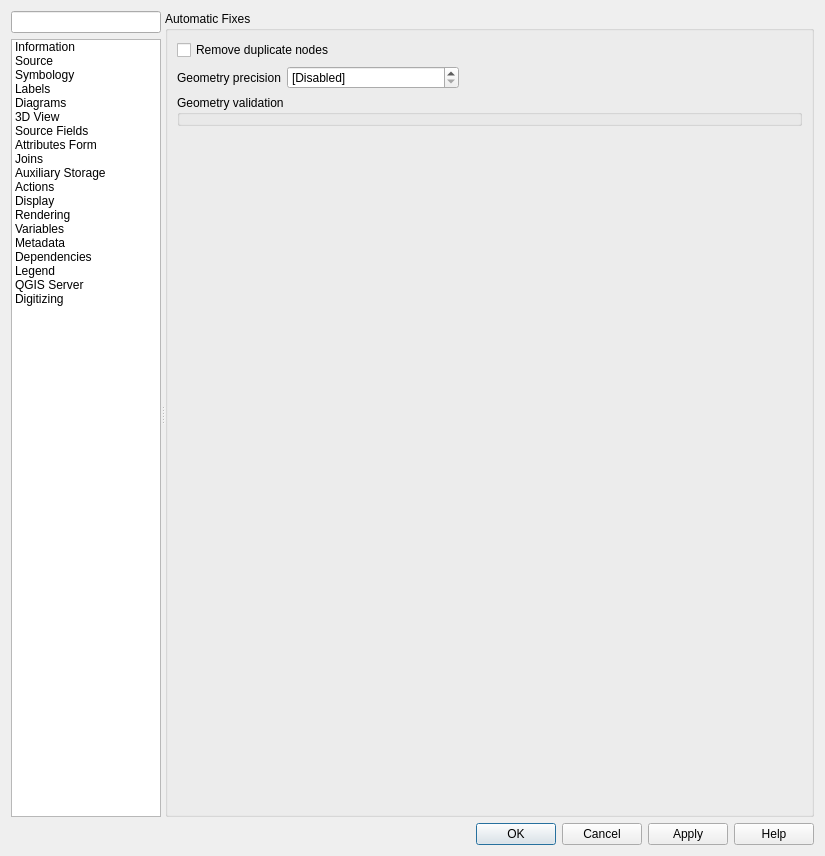
Qt form src/ui/qgsvectorlayerpropertiesbase.ui (qgis/QGIS) before a commit.
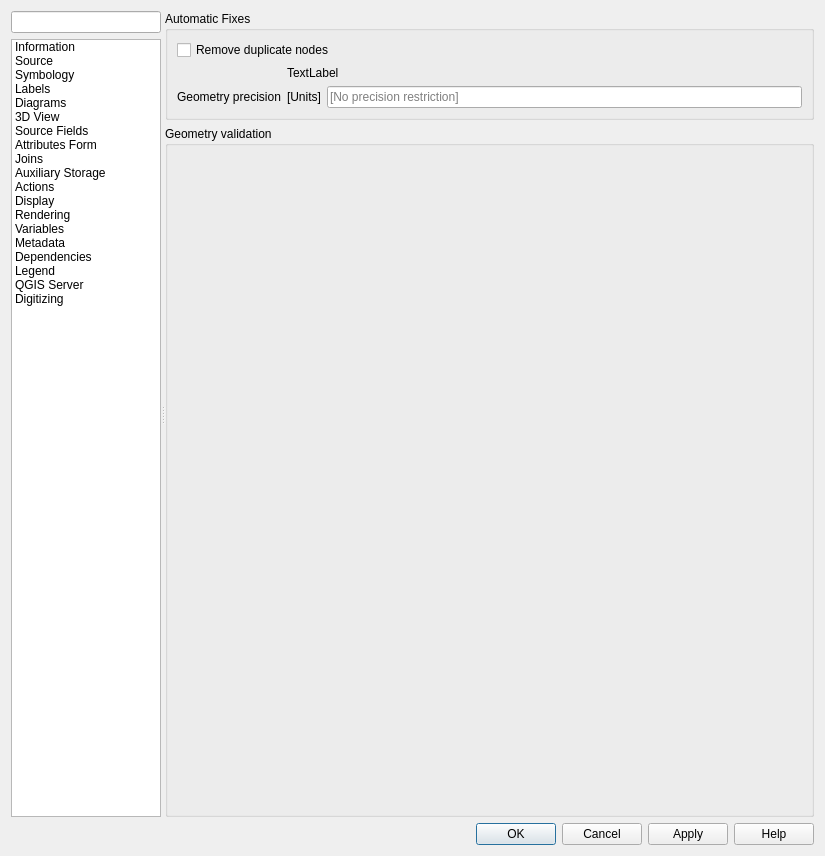
The same form after that commit. Icons and pictures are not drawn. Custom widgets are drawn as their Qt base class.

```diff
--- a/src/ui/qgsvectorlayerpropertiesbase.ui
+++ b/src/ui/qgsvectorlayerpropertiesbase.ui
@@ -2363,7 +2363,7 @@
               <string>Automatic Fixes</string>
              </property>
              <layout class="QFormLayout" name="formLayout">
-              <item row="1" column="0">
+              <item row="2" column="0">
                <widget class="QLabel" name="label">
                 <property name="toolTip">
                  <string>&lt;html&gt;&lt;head/&gt;&lt;body&gt;&lt;p&gt;The geometry precision defines the maximum precision to of geometry coordinates that should be stored on this layer. A snap to grid algorithm will be applied on every geometry entering this layer, resulting in coordinates being rounded to multiples of this value. The operation is applied in this layer's coordinate reference system.&lt;/p&gt;&lt;/body&gt;&lt;/html&gt;</string>
@@ -2380,43 +2380,62 @@
                 </property>
                </widget>
               </item>
+              <item row="2" column="1">
+               <layout class="QHBoxLayout" name="horizontalLayout_11" stretch="0,0">
+                <item>
+                 <widget class="QLabel" name="mPrecisionUnitsLabel">
+                  <property name="text">
+                   <string>[Units]</string>
+                  </property>
+                 </widget>
+                </item>
+                <item>
+                 <widget class="QLineEdit" name="mGeometryPrecisionLineEdit">
+                  <property name="inputMethodHints">
+                   <set>Qt::ImhFormattedNumbersOnly</set>
+                  </property>
+                  <property name="text">
+                   <string/>
+                  </property>
+                  <property name="placeholderText">
+                   <string>[No precision restriction]</string>
+                  </property>
+                 </widget>
+                </item>
+               </layout>
+              </item>
               <item row="1" column="1">
-               <layout class="QHBoxLayout" name="horizontalLayout_11" stretch="1,2">
-                <item>
-                 <widget class="QgsDoubleSpinBox" name="mGeometryPrecisionSpinBox">
-                  <property name="toolTip">
-                   <string>&lt;html&gt;&lt;head/&gt;&lt;body&gt;&lt;p&gt;The geometry precision defines the maximum precision to of geometry coordinates that should be stored on this layer. A snap to grid algorithm will be applied on every geometry entering this layer, resulting in coordinates being rounded to multiples of this value. The operation is applied in this layer's coordinate reference system.&lt;/p&gt;&lt;/body&gt;&lt;/html&gt;</string>
-                  </property>
-                  <property name="specialValueText">
-                   <string>[Disabled]</string>
-                  </property>
-                 </widget>
-                </item>
-                <item>
-                 <spacer name="horizontalSpacer_9">
-                  <property name="orientation">
-                   <enum>Qt::Horizontal</enum>
-                  </property>
-                  <property name="sizeHint" stdset="0">
-                   <size>
-                    <width>40</width>
-                    <height>20</height>
-                   </size>
-                  </property>
-                 </spacer>
-                </item>
-               </layout>
-              </item>
-              <item row="2" column="0" colspan="2">
-               <widget class="QGroupBox" name="mGeometryValidationGroupBox">
-                <property name="title">
-                 <string>Geometry validation</string>
+               <widget class="QLabel" name="label_7">
+                <property name="text">
+                 <string>TextLabel</string>
                 </property>
                </widget>
               </item>
              </layout>
             </widget>
            </item>
+           <item row="1" column="0">
+            <widget class="QGroupBox" name="mGeometryValidationGroupBox">
+             <property name="title">
+              <string>Geometry validation</string>
+             </property>
+             <layout class="QGridLayout" name="gridLayout_13">
+              <item row="0" column="0">
+               <spacer name="verticalSpacer_4">
+                <property name="orientation">
+                 <enum>Qt::Vertical</enum>
+                </property>
+                <property name="sizeHint" stdset="0">
+                 <size>
+                  <width>20</width>
+                  <height>352</height>
+                 </size>
+                </property>
+               </spacer>
+              </item>
+             </layout>
+            </widget>
+           </item>
           </layout>
          </widget>
         </widget>
@@ -2536,11 +2555,6 @@
    <header>qgsvectorlayerlegendwidget.h</header>
    <container>1</container>
   </customwidget>
-  <customwidget>
-   <class>QgsDoubleSpinBox</class>
-   <extends>QDoubleSpinBox</extends>
-   <header>qgsdoublespinbox.h</header>
-  </customwidget>
  </customwidgets>
  <tabstops>
   <tabstop>mSearchLineEdit</tabstop>
```
Left out of the diff: 9 changed lines with no effect on the pictures.
